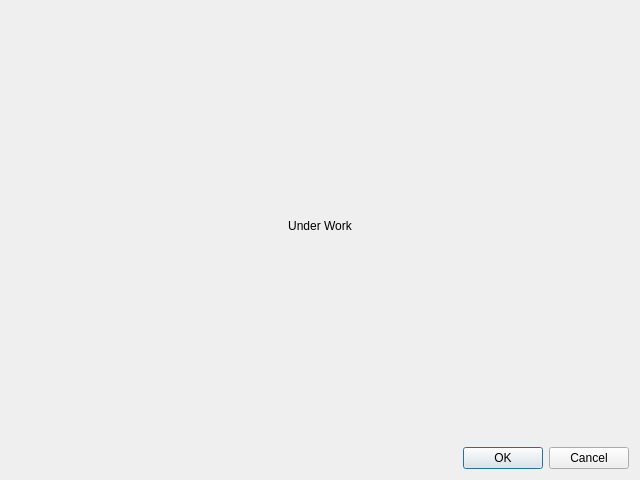
Old version of the form dataquality.ui in the repository tribeiro/soarlog.
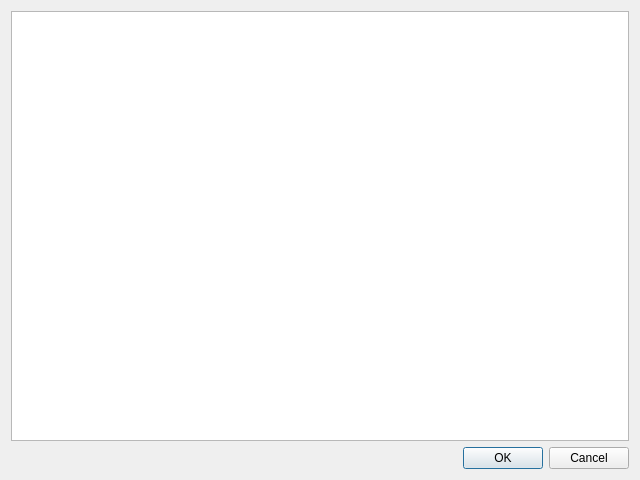
New version of the form.

Commit message: Partially fixes a problem with the Weather Comments. The program was not storing the comments anywhere so, when you closed and opened it again you would lost all comments. Now it saves a hidden file in the same directory of the database which contains the weather comments. The user may even choose to directly edit this file with its preferred text editor instead. This may change in the future!

```diff
--- a/dataquality.ui
+++ b/dataquality.ui
@@ -17,14 +17,7 @@
    <item row="0" column="0">
     <layout class="QGridLayout" name="gridLayout">
      <item row="0" column="0">
-      <widget class="QLabel" name="label">
-       <property name="text">
-        <string>Under Work</string>
-       </property>
-       <property name="alignment">
-        <set>Qt::AlignCenter</set>
-       </property>
-      </widget>
+      <widget class="QColumnView" name="columnDQ"/>
      </item>
     </layout>
    </item>
```
The commit also changes 1 other file.
